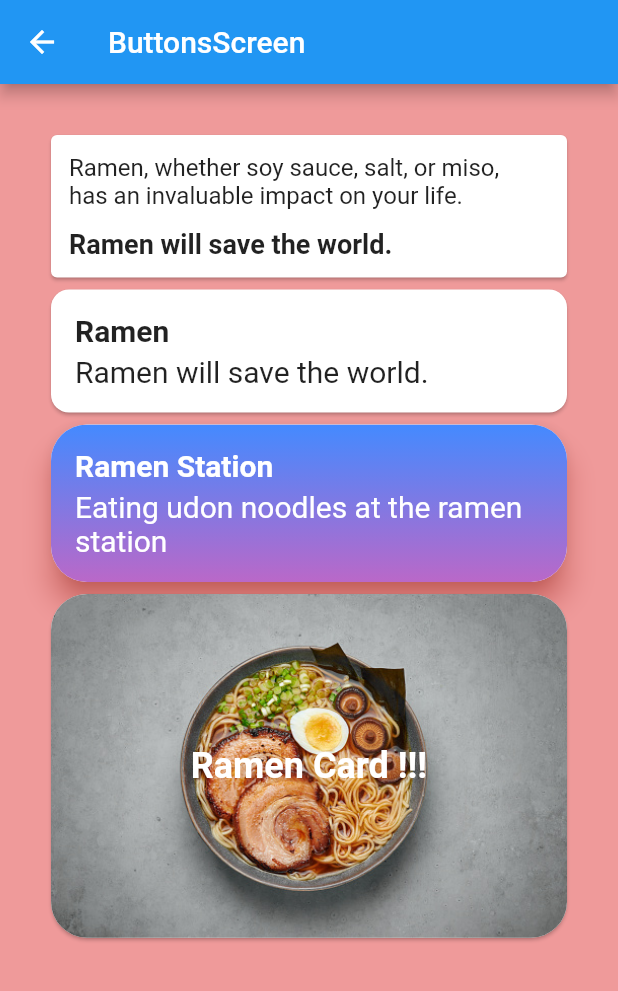
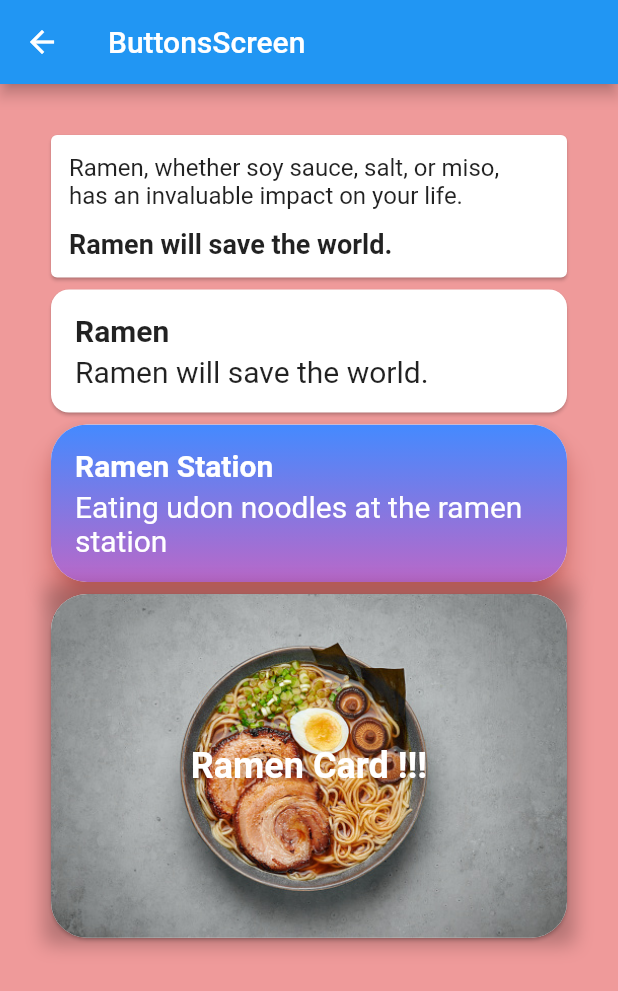
Before and after one commit to ramen2020/flutter_cheat, a Flutter app: the CardScreen screen opened directly, on a phone screen of 412 x 824 dp. Shown: the top 991 px of the screen. Run offline on Flutter 3.47's test engine with Material 2 defaults, Android fonts, the phone set to English and light mode, and no system bars.

Commit message:
add card4 shadow

```diff
--- a/lib/screen/card/card_screen.dart
+++ b/lib/screen/card/card_screen.dart
@@ -114,7 +114,16 @@ Widget card3(BuildContext context) {
 }
 
 Widget card4(BuildContext context) {
-  return Card(
+  return Container(
+    // shadow
+      decoration: BoxDecoration(boxShadow: [
+        BoxShadow(
+            color: Colors.black26,
+            blurRadius: 10.0,
+            spreadRadius: 1.0,
+            offset: Offset(0, 0))
+      ]),
+      child: Card(
         clipBehavior: Clip.antiAlias,
         shape: RoundedRectangleBorder(
           borderRadius: BorderRadius.circular(24),
@@ -136,5 +145,5 @@ Widget card4(BuildContext context) {
             ),
           ],
         ),
-  );
+      ));
 }
```
Lines whose indentation alone changed are shown as unchanged.
